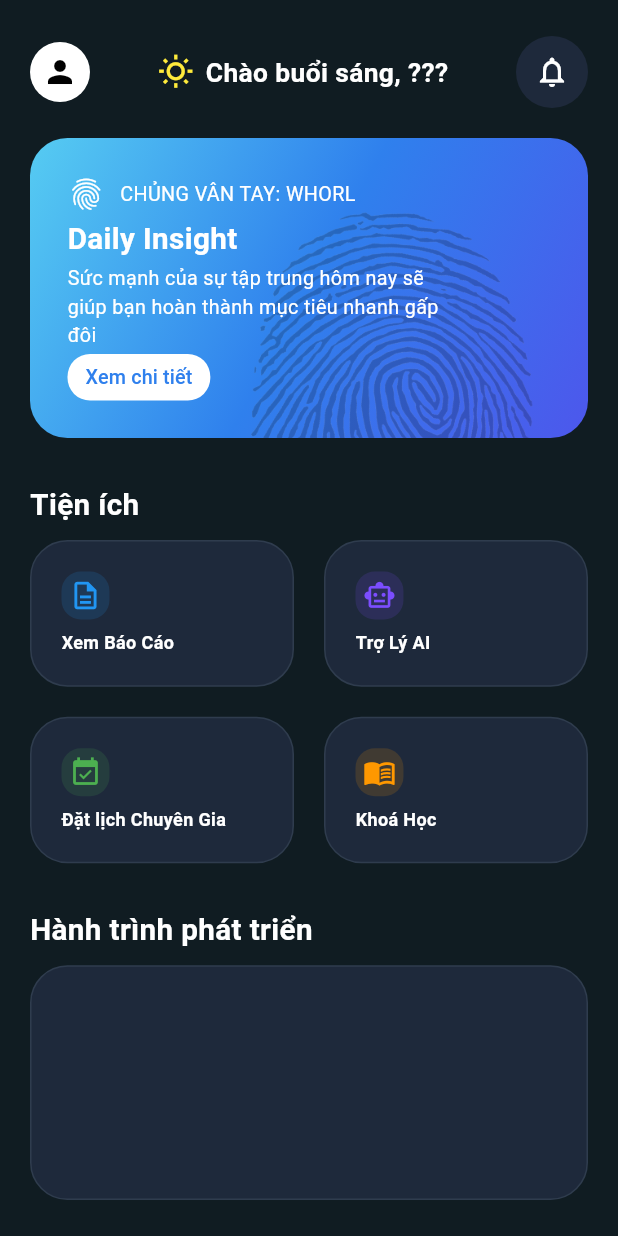
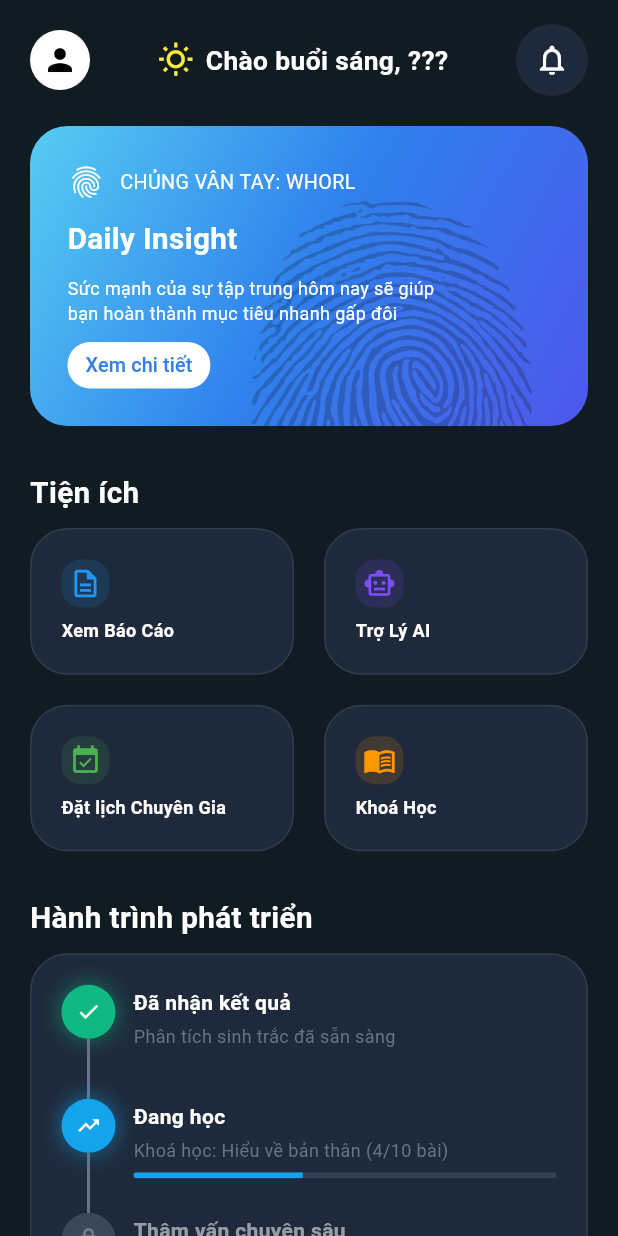
Before and after one commit to masonn-ma/app_interface_demo, a Flutter app: the screen it shows after launch, on a phone screen of 412 x 824 dp. Run offline on Flutter 3.47's test engine with Material 3 defaults, Android fonts, the phone set to English and light mode, and no system bars.

Commit message:
added progress bar

```diff
--- a/lib/main.dart
+++ b/lib/main.dart
@@ -2,6 +2,7 @@ import 'package:flutter/material.dart';
 import 'res/header.dart';
 import 'res/insight_box.dart';
 import 'res/card_grid.dart';
+import 'res/progress_tracker.dart';
 import 'res/utilities.dart';
 
 void main() {
@@ -21,10 +22,7 @@ class MainApp extends StatelessWidget {
     return const MaterialApp(
       home: Scaffold(
         backgroundColor: AppColors.bgColor,
-        body: Padding(
-          padding: EdgeInsets.symmetric(horizontal: 20.0, vertical: 24.0),
-          child: SafeArea(child: Skeleton()),
-        ),
+        body: SafeArea(child: Skeleton()),
       ),
     );
   }
@@ -35,7 +33,9 @@ class Skeleton extends StatelessWidget {
 
   @override
   Widget build(BuildContext context) {
-    return Column(
+    return SingleChildScrollView(
+      padding: EdgeInsets.symmetric(horizontal: 20.0, vertical: 16.0),
+      child: Column(
         children: [
           const Header(),
           const SizedBox(height: 20),
@@ -55,36 +55,9 @@ class Skeleton extends StatelessWidget {
             fontSize: 18,
           ),
           const SizedBox(height: 10),
-        Expanded(
-          child: Container(
-            decoration: BoxDecoration(
-              color: Color(0xFF1E293B),
-              borderRadius: BorderRadius.circular(25),
-              border: Border.all(
-                color: Color.fromARGB(255, 47, 60, 78),
-                width: 1,
+          const ProgressTracker(),
+        ],
       ),
-            ),
-          ),
-        ),
-        // const Expanded(
-        //   flex:
-        //   Container(
-        //     decoration: BoxDecoration(
-        //     color: Color(0xFF1E293B),
-        //     borderRadius: BorderRadius.circular(25),
-        //     border: Border.all(
-        //       color: Color.fromARGB(255, 47, 60, 78),
-        //       width: 1,r
-        //     ),
-        //   ),
-        //     child: Text(
-        //       "Đồ thị phát triển sẽ được hiển thị ở đây",
-        //       style: TextStyle(color: AppColors.textColor, fontSize: 16),
-        //     ),
-        //   ),
-        // ),
-      ],
     );
   }
 }
--- a/lib/res/insight_box.dart
+++ b/lib/res/insight_box.dart
@@ -101,7 +101,7 @@ class InsightBoxContent extends StatelessWidget {
                     "Sức mạnh của sự tập trung hôm nay sẽ giúp bạn hoàn thành mục tiêu nhanh gấp đôi",
                     style: TextStyle(
                       color: CustomColors.TextColor,
-                      fontSize: responsiveFont(context, 12),
+                      fontSize: responsiveFont(context, 10),
                     ),
                   ),
                 ),
--- /dev/null
+++ b/lib/res/progress_tracker.dart
@@ -0,0 +1,209 @@
+import 'package:flutter/material.dart';
+import 'utilities.dart';
+
+enum TimelineStatus { done, inProgress, locked }
+
+class ProgressTracker extends StatelessWidget {
+  const ProgressTracker({super.key});
+
+  @override
+  Widget build(BuildContext context) {
+    return Container(
+      decoration: BoxDecoration(
+        color: const Color(0xFF1E293B),
+        borderRadius: BorderRadius.circular(25),
+        border: Border.all(
+          color: const Color.fromARGB(255, 47, 60, 78),
+          width: 1,
+        ),
+      ),
+      child: Padding(
+        padding: const EdgeInsets.all(20.0),
+        child: Column(
+          children: [
+            Row(
+              crossAxisAlignment: CrossAxisAlignment.start,
+              children: [
+                TimelineIcon(icon: Icons.check, color: const Color(0xFF10B981)),
+                const SizedBox(width: 12),
+                Expanded(
+                  child: TimelineItems(
+                    title: "Đã nhận kết quả",
+                    subtitle: "Phân tích sinh trắc đã sẵn sàng",
+                  ),
+                ),
+              ],
+            ),
+            Row(
+              crossAxisAlignment: CrossAxisAlignment.start,
+              children: [
+                TimelineIcon(
+                  icon: Icons.trending_up,
+                  color: const Color(0xFF13A4EC),
+                ),
+                const SizedBox(width: 12),
+                Expanded(
+                  child: TimelineItems(
+                    title: "Đang học",
+                    subtitle: "Khoá học: Hiểu về bản thân (4/10 bài)",
+                    status: TimelineStatus.inProgress,
+                  ),
+                ),
+              ],
+            ),
+            Row(
+              crossAxisAlignment: CrossAxisAlignment.start,
+              children: [
+                TimelineIcon(
+                  icon: Icons.lock,
+                  color: const Color(0xFF64748B),
+                  locked: true,
+                ),
+                const SizedBox(width: 12),
+                Expanded(
+                  child: TimelineItems(
+                    title: "Thâm vấn chuyên sâu",
+                    subtitle: "Khai phá tiềm năng cùng chuyên gia",
+                    status: TimelineStatus.locked,
+                  ),
+                ),
+              ],
+            ),
+          ],
+        ),
+      ),
+    );
+  }
+}
+
+class TimelineIcon extends StatelessWidget {
+  final IconData icon;
+  final Color color;
+  final bool? locked;
+
+  const TimelineIcon({
+    super.key,
+    required this.icon,
+    required this.color,
+    this.locked = false,
+  });
+
+  @override
+  Widget build(BuildContext context) {
+    return Column(
+      children: [
+        Opacity(
+          opacity: locked == true ? 0.4 : 1.0,
+          child: Container(
+            decoration: locked == true
+                ? null
+                : BoxDecoration(
+                    shape: BoxShape.circle,
+                    boxShadow: [
+                      BoxShadow(
+                        color: color.withOpacity(0.5),
+                        blurRadius: 12,
+                        spreadRadius: 1,
+                      ),
+                    ],
+                  ),
+            child: CircleAvatar(
+              radius: 18,
+              backgroundColor: color,
+              child: Icon(
+                icon,
+                size: responsiveIcon(context, 15),
+                color: Colors.white,
+              ),
+            ),
+          ),
+        ),
+        Container(width: 2, height: 40, color: const Color(0xFF64748B)),
+      ],
+    );
+  }
+}
+
+class TimelineItems extends StatelessWidget {
+  final String title;
+  final String subtitle;
+  final TimelineStatus status;
+
+  const TimelineItems({
+    super.key,
+    required this.title,
+    required this.subtitle,
+    this.status = TimelineStatus.done,
+  });
+
+  @override
+  Widget build(BuildContext context) {
+    final isLocked = status == TimelineStatus.locked;
+    final isInProgress = status == TimelineStatus.inProgress;
+
+    return Column(
+      crossAxisAlignment: CrossAxisAlignment.start,
+      children: [
+        Padding(
+          padding: const EdgeInsets.only(top: 2),
+          child: Text(
+            title,
+            style: TextStyle(
+              color: isLocked ? Colors.white54 : Colors.white,
+              fontWeight: FontWeight.w600,
+              fontSize: 14,
+            ),
+          ),
+        ),
+
+        const SizedBox(height: 4),
+
+        Text(
+          subtitle,
+          style: const TextStyle(color: Color(0xFF64748B), fontSize: 12),
+        ),
+
+        const SizedBox(height: 6),
+
+        if (isInProgress)
+          ClipRRect(
+            borderRadius: BorderRadius.circular(4),
+            child: const LinearProgressIndicator(
+              value: 0.4,
+              minHeight: 4,
+              backgroundColor: Color(0xFF334155),
+              valueColor: AlwaysStoppedAnimation<Color>(Color(0xFF13A4EC)),
+            ),
+          )
+        else if (isLocked)
+          Container(
+            margin: const EdgeInsets.only(top: 6),
+            child: OutlinedButton(
+              onPressed: () {},
+              style: OutlinedButton.styleFrom(
+                padding: const EdgeInsets.symmetric(
+                  horizontal: 12,
+                  vertical: 6,
+                ),
+                minimumSize: const Size(0, 32),
+                tapTargetSize: MaterialTapTargetSize.shrinkWrap,
+                shape: RoundedRectangleBorder(
+                  borderRadius: BorderRadius.circular(18),
+                ),
+                side: const BorderSide(color: Color(0xFF13A4EC), width: 1),
+                backgroundColor: const Color(0xFF13A4EC).withOpacity(0.1),
+              ),
+              child: const Text(
+                "Mở khóa ngay",
+                style: TextStyle(
+                  color: Color(0xFF13A4EC),
+                  fontWeight: FontWeight.w600,
+                  fontSize: 12,
+                ),
+              ),
+            ),
+          ),
+      ],
+    );
+  }
+}
--- a/lib/res/utilities.dart
+++ b/lib/res/utilities.dart
@@ -12,3 +12,10 @@ double responsiveFont(BuildContext context, double size) {
 double responsiveIcon(BuildContext context, double size) {
   return (size * scaleFactor(context)).clamp(16, 32);
 }
+
+double responsiveSize(BuildContext context, double size) {
+  double width = MediaQuery.of(context).size.width;
+  double scale = width / 375;
+
+  return (size * scale).clamp(8, 300); // prevents extremes
+}
```
Lines whose indentation alone changed are shown as unchanged.
